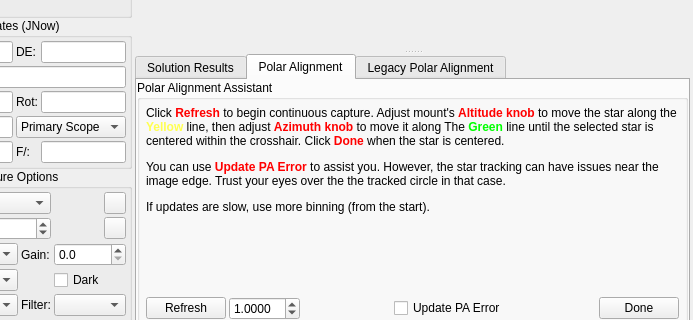
Old version of the form kstars/ekos/align/align.ui in the repository KDE/kstars; both pictures show x 96 to 789 and y 193 to 513 of the 789 by 627 pixel window.
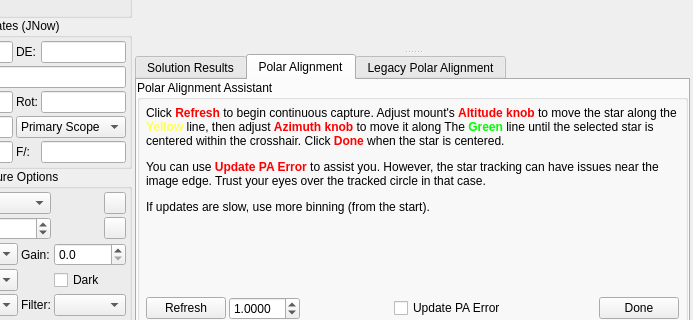
New version of the form. The open tabs and pages were chosen to show the change. Custom widgets are drawn as their Qt base class.

Patch:
```diff
--- a/kstars/ekos/align/align.ui
+++ b/kstars/ekos/align/align.ui
@@ -1515,7 +1515,7 @@
                <item>
                 <widget class="QLabel" name="refreshText">
                  <property name="text">
-                  <string>&lt;html&gt;&lt;head/&gt;&lt;body&gt;&lt;p&gt;Click &lt;span style=&quot; font-weight:600; color:#ff0000;&quot;&gt;Refresh&lt;/span&gt; to begin continuous capture. Adjust mount's &lt;span style=&quot; font-weight:600; color:#ff0000;&quot;&gt;Altitude knob&lt;/span&gt; to move the star along the &lt;span style=&quot; font-weight:600; color:#ffff50;&quot;&gt;Yellow&lt;/span&gt; line, then adjust &lt;span style=&quot; font-weight:600; color:#ff0000;&quot;&gt;Azimuth knob&lt;/span&gt; to move it along The &lt;span style=&quot; font-weight:600; color:#00ff00;&quot;&gt;Green&lt;/span&gt; line until the selected star is centered within the crosshair. Click &lt;span style=&quot; font-weight:600; color:#ff0000;&quot;&gt;Done&lt;/span&gt; when the star is centered.&lt;/p&gt; &lt;p&gt;You can use &lt;span style=&quot; font-weight:600; color:#ff0000;&quot;&gt;Update PA Error&lt;/span&gt; to assist you. However, the star tracking can have issues near the image edge. Trust your eyes over the the tracked circle in that case.&lt;/p&gt;&lt;p&gt;If updates are slow, use more binning (from the start).&lt;/p&gt;      &lt;/body&gt;&lt;/html&gt;</string>
+                  <string>&lt;html&gt;&lt;head/&gt;&lt;body&gt;&lt;p&gt;Click &lt;span style=&quot; font-weight:600; color:#ff0000;&quot;&gt;Refresh&lt;/span&gt; to begin continuous capture. Adjust mount's &lt;span style=&quot; font-weight:600; color:#ff0000;&quot;&gt;Altitude knob&lt;/span&gt; to move the star along the &lt;span style=&quot; font-weight:600; color:#ffff50;&quot;&gt;Yellow&lt;/span&gt; line, then adjust &lt;span style=&quot; font-weight:600; color:#ff0000;&quot;&gt;Azimuth knob&lt;/span&gt; to move it along The &lt;span style=&quot; font-weight:600; color:#00ff00;&quot;&gt;Green&lt;/span&gt; line until the selected star is centered within the crosshair. Click &lt;span style=&quot; font-weight:600; color:#ff0000;&quot;&gt;Done&lt;/span&gt; when the star is centered.&lt;/p&gt;&lt;p&gt;You can use &lt;span style=&quot; font-weight:600; color:#ff0000;&quot;&gt;Update PA Error&lt;/span&gt; to assist you. However, the star tracking can have issues near the image edge. Trust your eyes over the tracked circle in that case.&lt;/p&gt;&lt;p&gt;If updates are slow, use more binning (from the start).&lt;/p&gt;&lt;/body&gt;&lt;/html&gt;</string>
                  </property>
                  <property name="wordWrap">
                   <bool>true</bool>
```
